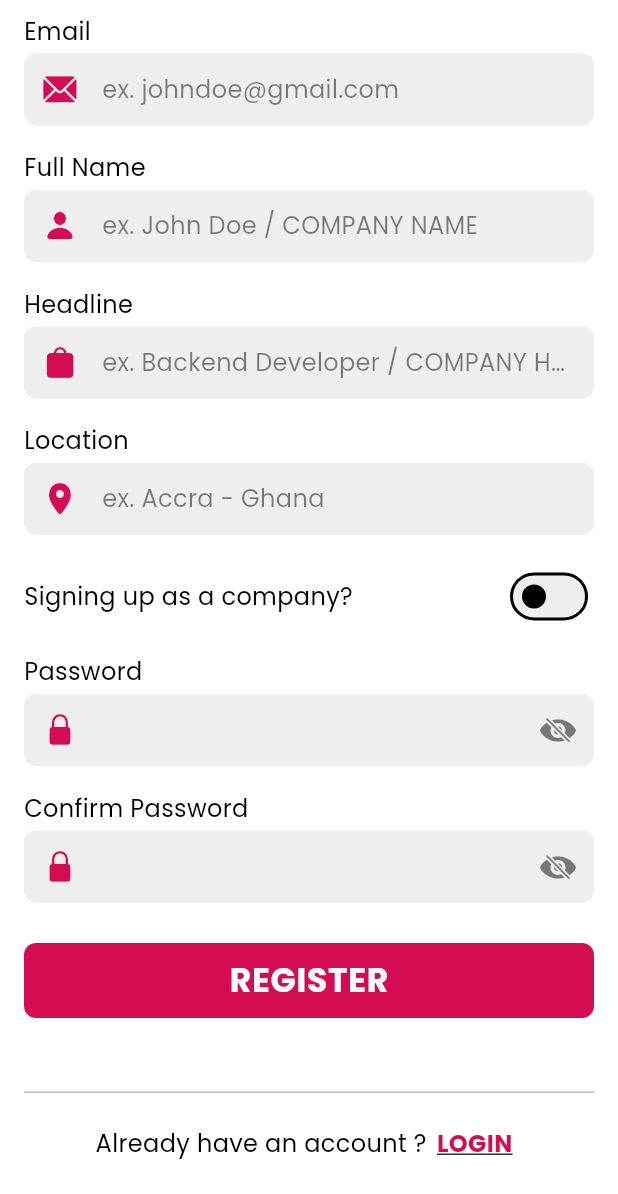
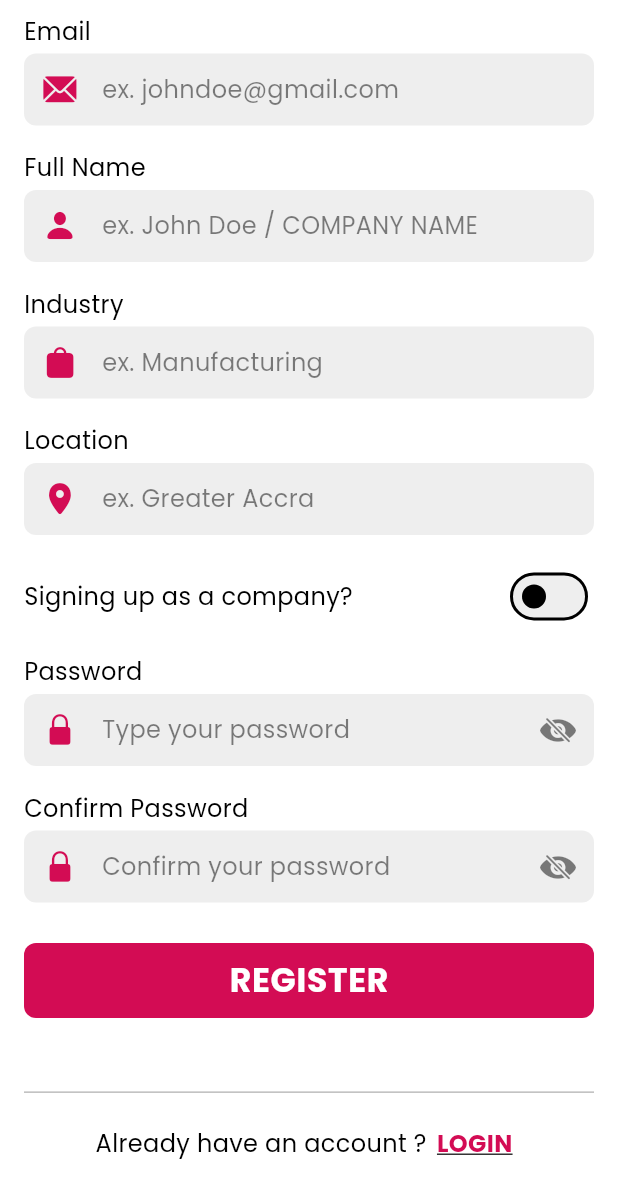
Before and after one commit to includejoe/putmeon, a Flutter app: the RegisterScreen screen opened directly, scrolled down 292 dp, on a phone screen of 412 x 824 dp, the part 42-1236 px from its top. Run offline on Flutter 3.47's test engine with Material 3 defaults, Android fonts, the phone set to English and light mode, and no system bars; our stand-ins replace cloud_firestore, firebase_auth, firebase_core, firebase_storage, flutter_native_splash, get_it and 5 more; accounts and stored records are empty.

```diff
--- a/lib/user/presentation/screens/register_screen.dart
+++ b/lib/user/presentation/screens/register_screen.dart
@@ -1,6 +1,7 @@
 import 'package:jobpulse/base/di/get_it.dart';
 import 'package:jobpulse/base/presentation/widgets/buttons/main_button.dart';
 import 'package:jobpulse/base/presentation/widgets/inputs/password_input.dart';
+import 'package:jobpulse/base/presentation/widgets/inputs/select_input.dart';
 import 'package:jobpulse/base/presentation/widgets/inputs/text_input.dart';
 import 'package:jobpulse/base/presentation/widgets/loader.dart';
 import 'package:jobpulse/base/presentation/widgets/snackbar.dart';
@@ -169,32 +170,64 @@ class _RegisterScreenState extends State<RegisterScreen> {
                   },
                 ),
                 const SizedBox(height: 15,),
-                TextInput(
+                SelectInput(
                   controller: _headlineController,
-                  textInputType: TextInputType.text,
                   focusNode: _headlineFocusNode,
                   inputAction: TextInputAction.next,
                   prefixIcon: CupertinoIcons.bag_fill,
-                  label: "Headline",
-                  placeholder: "ex. Backend Developer / COMPANY HEADLINE",
+                  label: "Industry",
+                  placeholder: "ex. Manufacturing",
+                  dialogTitle: "Select Industry",
                   error: _headlineError,
                   onFieldSubmitted: (_) {
                     FocusScope.of(context).requestFocus(_locationFocusNode);
                   },
+                  options: const [
+                    "Manufacturing",
+                    "Technology",
+                    "Healthcare",
+                    "Finance",
+                    "Retail",
+                    "Transportation",
+                    "Energy",
+                    "Construction",
+                    "Agriculture",
+                    "Public Sector",
+                    "Service Industries"
+                    "Other"
+                  ],
                 ),
                 const SizedBox(height: 15,),
-                TextInput(
+                SelectInput(
                   controller: _locationController,
-                  textInputType: TextInputType.text,
                   focusNode: _locationFocusNode,
                   inputAction: TextInputAction.next,
                   prefixIcon: CupertinoIcons.location_solid,
                   label: "Location",
-                  placeholder: "ex. Accra - Ghana",
+                  placeholder: "ex. Greater Accra",
+                  dialogTitle: "Select Location",
                   error: _locationError,
                   onFieldSubmitted: (_) {
                     FocusScope.of(context).requestFocus(_passwordFocusNode);
                   },
+                  options: const [
+                    "Ashanti Region",
+                    "Greater Accra Region",
+                    "Eastern Region",
+                    "Central Region",
+                    "Western Region",
+                    "Volta Region",
+                    "Northern Region",
+                    "Brong Ahafo Region",
+                    "Upper East Region",
+                    "Upper West Region",
+                    "Oti Region",
+                    "Savannah Region",
+                    "North East Region",
+                    "Ahafo Region",
+                    "Western North Region",
+                    "Bono East Region"
+                  ],
                 ),
                 const SizedBox(height: 15,),
                 Row(
@@ -222,6 +255,7 @@ class _RegisterScreenState extends State<RegisterScreen> {
                   inputAction: TextInputAction.next,
                   error: _passwordError,
                   label: "Password",
+                  placeholder: "Type your password",
                   showIcon: true,
                   onFieldSubmitted: (_) {
                     FocusScope.of(context).requestFocus(_confirmPasswordFocusNode);
@@ -234,6 +268,7 @@ class _RegisterScreenState extends State<RegisterScreen> {
                   inputAction: TextInputAction.done,
                   error: _confirmPasswordError,
                   label: "Confirm Password",
+                  placeholder: "Confirm your password",
                   showIcon: true,
                   onFieldSubmitted: (_) {
                     FocusScope.of(context).unfocus();
```
Also changed, not shown: 1 other file.
